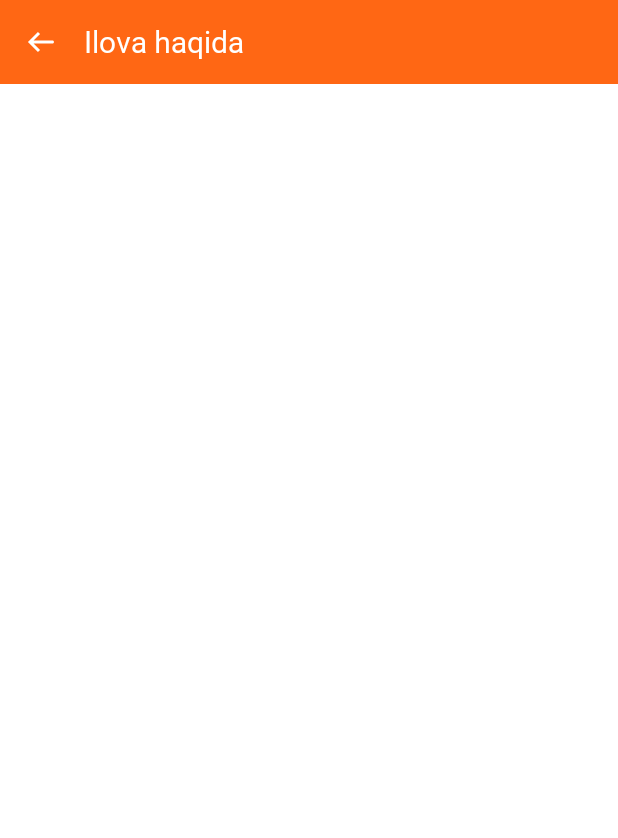
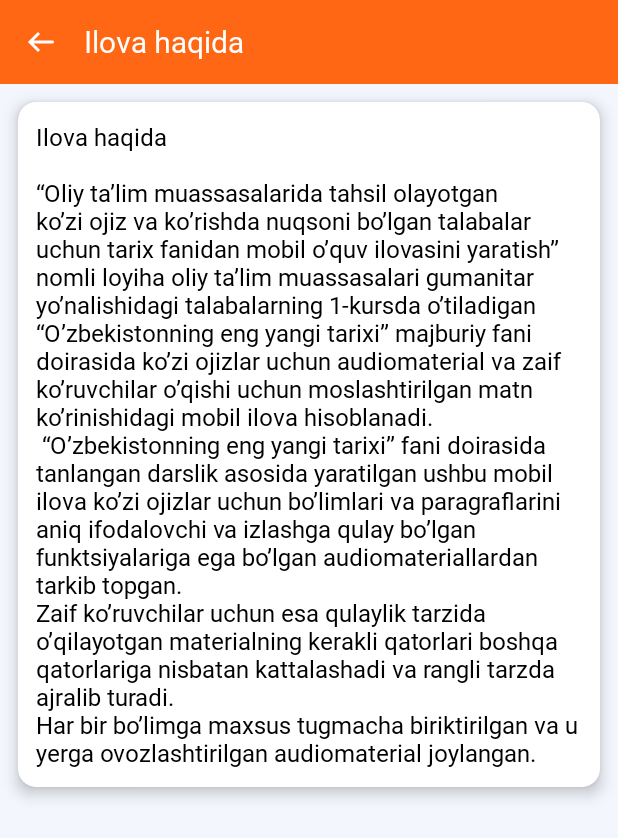
Before and after one commit to dos400/history_uz, an Android app: the AboutAppFragment screen opened through its navigation route, on a phone screen of 412 x 824 dp. Shown: the top 838 px of the screen. Run offline under Robolectric (Android 15) with nearby library versions, the phone set to English and light mode, and no system bars; our stand-ins replace FlexboxLayout; libraries missing offline, so code that uses them is left out: com.google.android.flexbox.

Commit message:
about app ready 90%

```diff
--- a/app/build.gradle
+++ b/app/build.gradle
@@ -52,4 +52,6 @@ dependencies {
     implementation 'com.airbnb.android:lottie:4.2.2'
     //Circle Image View
     implementation 'de.hdodenhof:circleimageview:3.1.0'
+
+    implementation 'com.google.android.flexbox:flexbox:3.0.0'
 }
--- a/app/src/main/java/uz/hamroev/historyuz/fragment/HomeFragment.kt
+++ b/app/src/main/java/uz/hamroev/historyuz/fragment/HomeFragment.kt
@@ -152,7 +152,8 @@ class HomeFragment : Fragment() {
                             4 -> {
 /*rate*/
                                 try {
-                                    val uri: Uri = Uri.parse("market://details?id=${activity?.packageName}")
+                                    val uri: Uri =
+                                        Uri.parse("market://details?id=${activity?.packageName}")
                                     val intent = Intent(Intent.ACTION_VIEW, uri)
                                     intent.setFlags(Intent.FLAG_ACTIVITY_NEW_TASK)
                                     startActivity(intent)
--- a/app/src/main/java/uz/hamroev/historyuz/fragment/aboutApp/AboutAppFragment.kt
+++ b/app/src/main/java/uz/hamroev/historyuz/fragment/aboutApp/AboutAppFragment.kt
@@ -1,12 +1,23 @@
 package uz.hamroev.historyuz.fragment.aboutApp
 
+import android.content.Intent
+import android.media.MediaPlayer
 import android.os.Bundle
-import androidx.fragment.app.Fragment
+import android.os.Handler
+import android.os.Looper
+import android.util.Log
 import android.view.LayoutInflater
 import android.view.View
 import android.view.ViewGroup
+import androidx.fragment.app.Fragment
+import androidx.navigation.fragment.findNavController
+import com.google.android.flexbox.FlexDirection
+import com.google.android.flexbox.FlexboxLayoutManager
+import com.google.android.flexbox.JustifyContent
 import uz.hamroev.historyuz.R
+import uz.hamroev.historyuz.activity.ThemeActivity
 import uz.hamroev.historyuz.databinding.FragmentAboutAppBinding
+
 
 // TODO: Rename parameter arguments, choose names that match
 // the fragment initialization parameters, e.g. ARG_ITEM_NUMBER
@@ -32,34 +43,79 @@ class AboutAppFragment : Fragment() {
     }
 
     lateinit var binding: FragmentAboutAppBinding
+
+    private var mediaPlayer: MediaPlayer? = null
+    var isClick = false
+
     override fun onCreateView(
         inflater: LayoutInflater, container: ViewGroup?,
         savedInstanceState: Bundle?
     ): View {
         binding = FragmentAboutAppBinding.inflate(layoutInflater)
 
+        binding.backButton.setOnLongClickListener {
+            try {
+                stopMediaPlayer()
+                mediaPlayer = MediaPlayer.create(requireContext(), R.raw.orqaga)
+                mediaPlayer?.start()
+
+                mediaPlayer?.setOnCompletionListener {
+                    if (mediaPlayer != null && mediaPlayer!!.isPlaying) {
+                        mediaPlayer?.release()
+                        mediaPlayer = null
+                    }
+                }
+            } catch (e: Exception) {
+            }
+            return@setOnLongClickListener true
+        }
+
+        binding.backButton.setOnClickListener {
+            if (isClick) {
+                if (mediaPlayer != null && mediaPlayer!!.isPlaying) {
+                    mediaPlayer?.release()
+                    mediaPlayer = null
+                }
+                findNavController().popBackStack()
+            }
+            isClick = true
+            val handler = Handler(Looper.getMainLooper())
+            handler.postDelayed({
+                isClick = false
+            }, 700)
+        }
+
+        binding.ilovaHaqidaFullTv.text = """
+            Ilova haqida
+
+            “Oliy taʼlim muassasalarida tahsil olayotgan koʼzi ojiz va koʼrishda nuqsoni boʼlgan talabalar uchun tarix fanidan mobil oʼquv ilovasini yaratish” nomli loyiha oliy taʼlim muassasalari gumanitar yoʼnalishidagi talabalarning 1-kursda oʼtiladigan “Oʼzbekistonning eng yangi tarixi” majburiy fani doirasida koʼzi ojizlar uchun audiomaterial va zaif koʼruvchilar oʼqishi uchun moslashtirilgan matn koʼrinishidagi mobil ilova hisoblanadi.
+             “Oʼzbekistonning eng yangi tarixi” fani doirasida tanlangan darslik asosida yaratilgan ushbu mobil ilova koʼzi ojizlar uchun boʼlimlari va paragraflarini aniq ifodalovchi va izlashga qulay boʼlgan funktsiyalariga ega boʼlgan audiomateriallardan tarkib topgan.
+            Zaif koʼruvchilar uchun esa qulaylik tarzida oʼqilayotgan materialning kerakli qatorlari boshqa qatorlariga nisbatan kattalashadi va rangli tarzda ajralib turadi.
+            Har bir boʼlimga maxsus tugmacha biriktirilgan va u yerga ovozlashtirilgan audiomaterial joylangan.
+        """.trimIndent()
+
+        binding.ilovaHaqidaFullTv.setOnClickListener {
+
+        }
+
+
+//        val recyclerView = binding.rvMavzu
+//        val layoutManager = FlexboxLayoutManager(context)
+//        layoutManager.flexDirection = FlexDirection.ROW
+//        layoutManager.justifyContent = JustifyContent.FLEX_START
+//        recyclerView.layoutManager = layoutManager
 
 
         return binding.root
     }
 
-    companion object {
-        /**
-         * Use this factory method to create a new instance of
-         * this fragment using the provided parameters.
-         *
-         * @param param1 Parameter 1.
-         * @param param2 Parameter 2.
-         * @return A new instance of fragment AboutAppFragment.
-         */
-        // TODO: Rename and change types and number of parameters
-        @JvmStatic
-        fun newInstance(param1: String, param2: String) =
-            AboutAppFragment().apply {
-                arguments = Bundle().apply {
-                    putString(ARG_PARAM1, param1)
-                    putString(ARG_PARAM2, param2)
-                }
-            }
+
+
+    private fun stopMediaPlayer() {
+        if (mediaPlayer != null) {
+            mediaPlayer?.stop()
+            mediaPlayer?.release()
+            mediaPlayer = null
+        }
     }
 }
--- a/app/src/main/res/layout/fragment_about_app.xml
+++ b/app/src/main/res/layout/fragment_about_app.xml
@@ -1,9 +1,9 @@
 <?xml version="1.0" encoding="utf-8"?>
 <LinearLayout xmlns:android="http://schemas.android.com/apk/res/android"
+    xmlns:app="http://schemas.android.com/apk/res-auto"
     xmlns:tools="http://schemas.android.com/tools"
     android:layout_width="match_parent"
     android:layout_height="match_parent"
-    xmlns:app="http://schemas.android.com/apk/res-auto"
     tools:context=".fragment.aboutApp.AboutAppFragment">
 
     <androidx.constraintlayout.widget.ConstraintLayout
@@ -62,7 +62,7 @@
         <LinearLayout
             android:layout_width="match_parent"
             android:layout_height="0dp"
-            android:background="@color/white"
+            android:background="@color/grey_blue"
             app:layout_constraintBottom_toBottomOf="parent"
             app:layout_constraintLeft_toLeftOf="parent"
             app:layout_constraintRight_toRightOf="parent"
@@ -71,6 +71,42 @@
 
             <!--            main code here for the authors-->
 
+            <androidx.cardview.widget.CardView
+                android:layout_width="match_parent"
+                android:layout_height="wrap_content"
+                app:cardCornerRadius="12dp"
+                android:layout_margin="12dp"
+                app:cardElevation="6dp">
+
+                <LinearLayout
+                    android:layout_width="match_parent"
+                    android:layout_height="match_parent">
+
+                    <ScrollView
+                        android:layout_width="match_parent"
+                        android:layout_height="match_parent">
+
+                        <LinearLayout
+                            android:layout_width="match_parent"
+                            android:layout_height="match_parent"
+                            android:orientation="vertical">
+
+                            <TextView
+                                android:id="@+id/ilova_haqida_full_tv"
+                                android:layout_width="match_parent"
+                                android:layout_height="match_parent"
+                                android:text="AAAAA xascas ca c ac as cas c"
+                                android:textColor="@color/black"
+                                android:textSize="16sp"
+                                android:fontFamily="@font/main_roboto_regular"
+                                android:padding="12dp"
+                                android:textStyle="normal" />
+                        </LinearLayout>
+                    </ScrollView>
+                </LinearLayout>
+            </androidx.cardview.widget.CardView>
+
+
         </LinearLayout>
 
 
--- a/app/src/main/res/values/colors.xml
+++ b/app/src/main/res/values/colors.xml
@@ -13,5 +13,6 @@
     <color name="orange_blaze">#ff5d02</color>
     <color name="grey">#F2F2F2</color>
     <color name="grey_seashell">#F1F1F1</color>
+    <color name="grey_blue">#F3F6FD</color>
 
 </resources>
```
